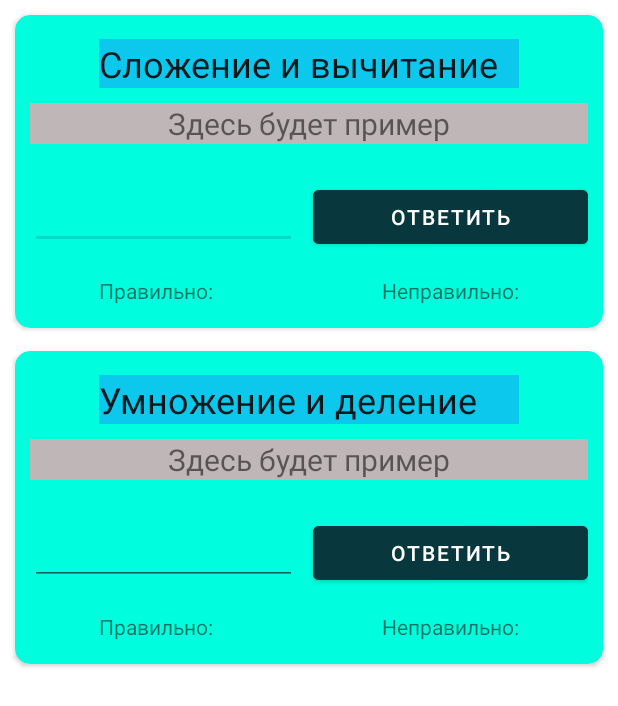
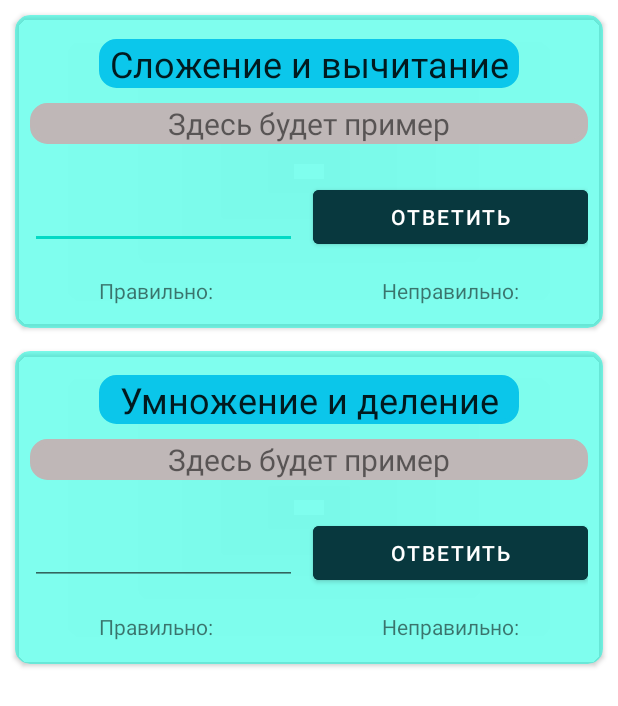
Before and after one commit to Stepa075/JulyApp, an Android app: the layout activity_main.xml on its own in the app's theme, with its tools: preview values and no code run, on a phone screen of 412 x 824 dp. Shown: the top 706 px of the screen. Run offline under Robolectric (Android 15) with nearby library versions, the phone set to English and light mode, and no system bars; Roboto replaces fonts that are not available here.

```diff
--- /dev/null
+++ b/app/src/main/res/drawable/corner_bg.xml
@@ -0,0 +1,8 @@
+<?xml version="1.0" encoding="utf-8"?>
+
+<shape xmlns:android="http://schemas.android.com/apk/res/android">
+    <solid android:color="#FFFFFF"/>
+    <stroke android:width="3dp" android:color="#FFFFFF" />
+    <corners android:radius="10dp"/>
+    <padding android:left="0dp" android:top="0dp" android:right="0dp" android:bottom="0dp" />
+</shape>
--- a/app/src/main/res/layout/activity_main.xml
+++ b/app/src/main/res/layout/activity_main.xml
@@ -16,7 +16,7 @@
         android:layout_marginTop="10dp"
         android:layout_marginEnd="10dp"
         android:background="@null"
-        android:backgroundTint="#00FEDE"
+        android:backgroundTint="#8000FEDE"
         app:cardCornerRadius="10dp"
         app:layout_constraintEnd_toEndOf="parent"
         app:layout_constraintStart_toStartOf="parent"
@@ -31,7 +31,8 @@
                 android:layout_width="wrap_content"
                 android:layout_height="wrap_content"
                 android:layout_marginTop="16dp"
-                android:background="#0BC8EC"
+                android:background="@drawable/corner_bg"
+                android:backgroundTint="#0BC7EB"
                 android:clickable="false"
                 android:cursorVisible="false"
                 android:duplicateParentState="false"
@@ -39,6 +40,7 @@
                 android:ems="10"
                 android:focusableInTouchMode="false"
                 android:fontFamily="@font/amaranth"
+                android:gravity="center"
                 android:inputType="textPersonName"
                 android:singleLine="true"
                 android:text="Сложение и вычитание"
@@ -57,7 +59,8 @@
                 android:layout_marginStart="10dp"
                 android:layout_marginTop="10dp"
                 android:layout_marginEnd="10dp"
-                android:background="#BFB7B7"
+                android:background="@drawable/corner_bg"
+                android:backgroundTint="#BFB7B7"
                 android:gravity="center"
                 android:text="Здесь будет пример"
                 android:textSize="20sp"
@@ -143,7 +146,7 @@
         android:layout_height="wrap_content"
         android:layout_marginTop="15dp"
         android:background="@null"
-        android:backgroundTint="#00FEDE"
+        android:backgroundTint="#8000FEDE"
         app:cardCornerRadius="10dp"
         app:layout_constraintEnd_toEndOf="@+id/cardView"
         app:layout_constraintStart_toStartOf="@+id/cardView"
@@ -158,7 +161,8 @@
                 android:layout_width="wrap_content"
                 android:layout_height="wrap_content"
                 android:layout_marginTop="16dp"
-                android:background="#0BC8EC"
+                android:background="@drawable/corner_bg"
+                android:backgroundTint="#0BC6EA"
                 android:clickable="false"
                 android:cursorVisible="false"
                 android:duplicateParentState="false"
@@ -166,6 +170,7 @@
                 android:ems="10"
                 android:focusableInTouchMode="false"
                 android:fontFamily="@font/amaranth"
+                android:gravity="center"
                 android:inputType="textPersonName"
                 android:singleLine="true"
                 android:text="Умножение и деление"
@@ -184,7 +189,8 @@
                 android:layout_marginStart="10dp"
                 android:layout_marginTop="10dp"
                 android:layout_marginEnd="10dp"
-                android:background="#BFB7B7"
+                android:background="@drawable/corner_bg"
+                android:backgroundTint="#BFB7B7"
                 android:gravity="center"
                 android:text="Здесь будет пример"
                 android:textSize="20sp"
```
